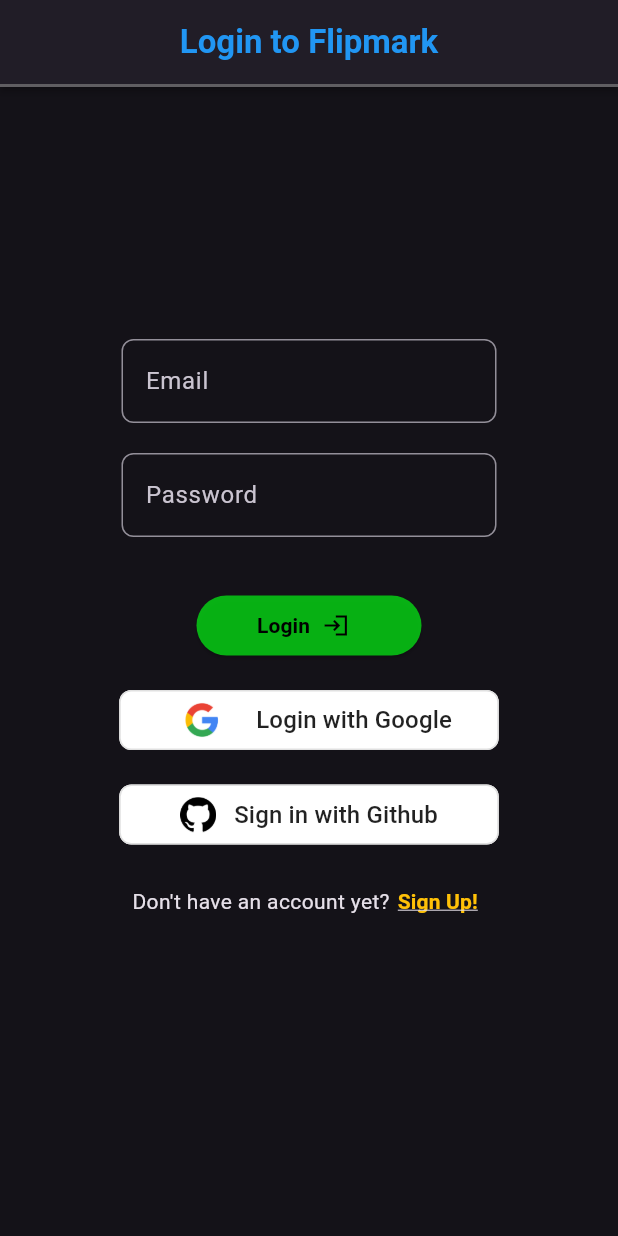
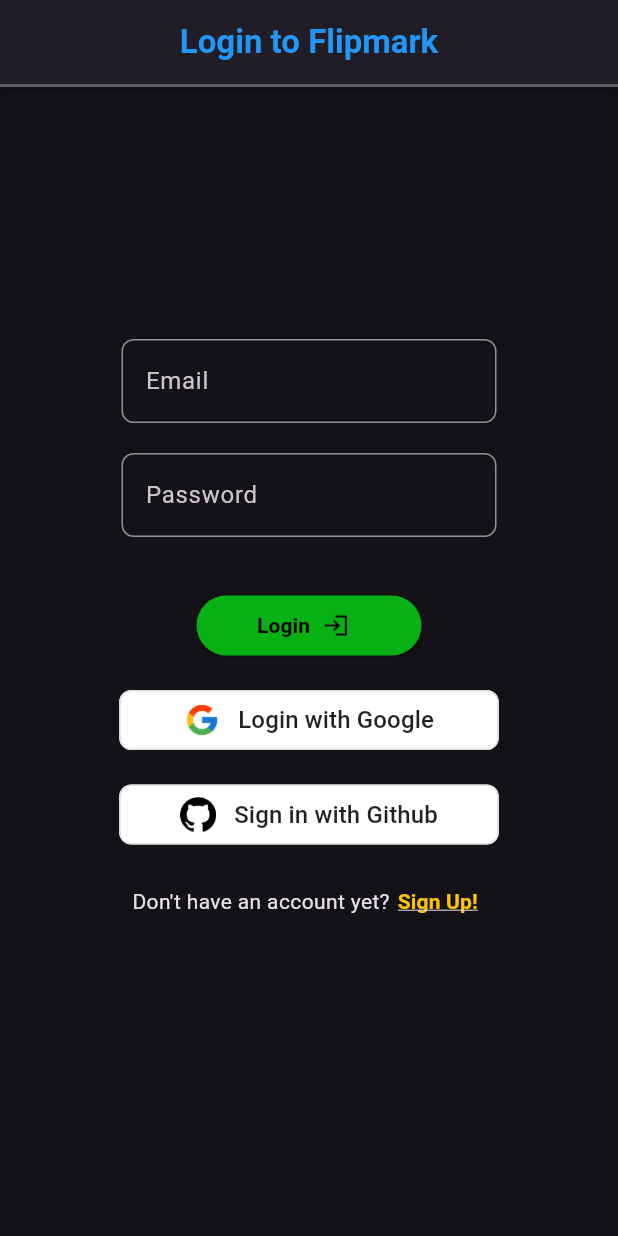
Before and after one commit to aplpteam/flipmark, a Flutter app: the screen it shows after launch, on a phone screen of 412 x 824 dp. Run offline on Flutter 3.47's test engine with Material 3 defaults, Android fonts, the phone set to English and light mode, and no system bars; our stand-ins replace camera, firebase_auth, firebase_core, google_sign_in, image_picker; accounts and stored records are empty.

Commit message:
change out google png

```diff
--- a/flipmark/lib/features/auth/widgets/google_button.dart
+++ b/flipmark/lib/features/auth/widgets/google_button.dart
@@ -25,7 +25,7 @@
           mainAxisSize: MainAxisSize.min,
           mainAxisAlignment: MainAxisAlignment.center,
           children: [
-            Image.asset('assets/google_logo.png', height: 24),
+            Image.asset('assets/google_logo.jpg', height: 24),
             const SizedBox(width: 12),
             Text(
               label,
--- a/flipmark/pubspec.yaml
+++ b/flipmark/pubspec.yaml
@@ -67,7 +67,7 @@
 
 
   assets:
-    - assets/google_logo.png
+    - assets/google_logo.jpg
     - assets/github_logo.png
   # To add assets to your application, add an assets section, like this:
   # assets:
```
Also changed, not shown: flipmark/assets/google_logo.jpg (added), flipmark/assets/google_logo.png (deleted).
